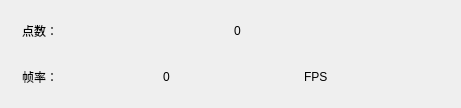
Old version of the form 3DPCViewer/statuswidget.ui in the repository lexxxx-cmd/3DPCViewer.
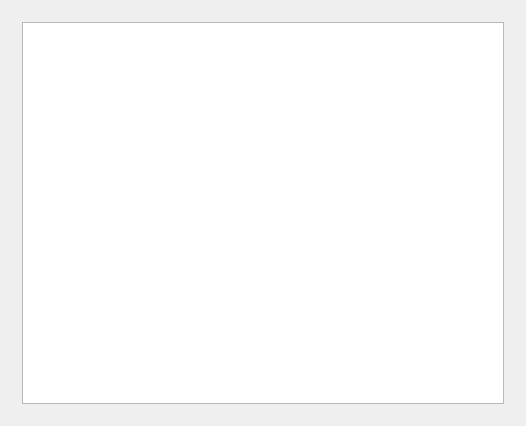
New version of the form.

Diff of the .ui file:
```diff
--- a/3DPCViewer/statuswidget.ui
+++ b/3DPCViewer/statuswidget.ui
@@ -6,8 +6,8 @@
    <rect>
     <x>0</x>
     <y>0</y>
-    <width>461</width>
-    <height>92</height>
+    <width>526</width>
+    <height>426</height>
    </rect>
   </property>
   <property name="windowTitle">
@@ -16,47 +16,9 @@
   <layout class="QVBoxLayout" name="verticalLayout">
    <item>
     <widget class="QWidget" name="widget" native="true">
-     <layout class="QHBoxLayout" name="horizontalLayout">
-      <item>
-       <widget class="QLabel" name="label">
-        <property name="text">
-         <string>点数：</string>
-        </property>
-       </widget>
-      </item>
-      <item>
-       <widget class="QLabel" name="lbl_pointsize">
-        <property name="text">
-         <string>0</string>
-        </property>
-       </widget>
-      </item>
-     </layout>
-    </widget>
-   </item>
-   <item>
-    <widget class="QWidget" name="widget_2" native="true">
-     <layout class="QHBoxLayout" name="horizontalLayout_2">
-      <item>
-       <widget class="QLabel" name="label_4">
-        <property name="text">
-         <string>帧率：</string>
-        </property>
-       </widget>
-      </item>
-      <item>
-       <widget class="QLabel" name="lbl_fps">
-        <property name="text">
-         <string>0</string>
-        </property>
-       </widget>
-      </item>
-      <item>
-       <widget class="QLabel" name="label_3">
-        <property name="text">
-         <string>FPS</string>
-        </property>
-       </widget>
+     <layout class="QGridLayout" name="gridLayout">
+      <item row="0" column="0">
+       <widget class="QTreeView" name="treeView"/>
       </item>
      </layout>
     </widget>
```
